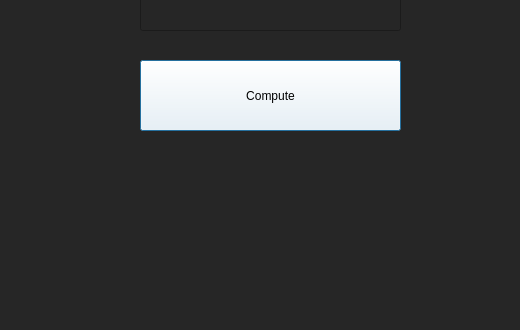
This is mainPage.ui in brezden/Grassfire-Algorithm-Simulator as Qt 5 draws it before an edit; both pictures show x 0 to 520 and y 470 to 800 of the 1200 by 800 pixel window. The edited form follows.
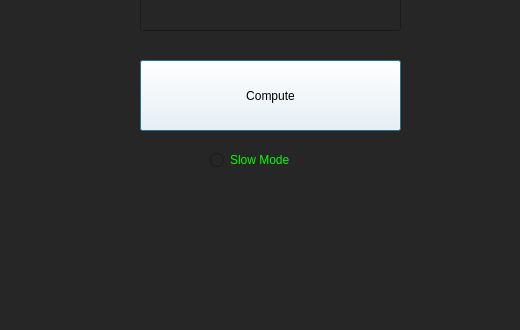
This is the edited form.

Commit message: Slow Mode Added

```diff
--- a/mainPage.ui
+++ b/mainPage.ui
@@ -309,6 +309,26 @@
     <set>Qt::AlignCenter</set>
    </property>
   </widget>
+  <widget class="QRadioButton" name="slowMode">
+   <property name="geometry">
+    <rect>
+     <x>210</x>
+     <y>620</y>
+     <width>141</width>
+     <height>20</height>
+    </rect>
+   </property>
+   <property name="styleSheet">
+    <string notr="true">display: flex;
+align-items: center;
+justify-content: center;
+color: rgb(0, 255, 0);
+font: 20px &quot;Lucida Console&quot;;</string>
+   </property>
+   <property name="text">
+    <string>Slow Mode</string>
+   </property>
+  </widget>
  </widget>
  <resources/>
  <connections/>
```
The commit also changes 4 other files.
